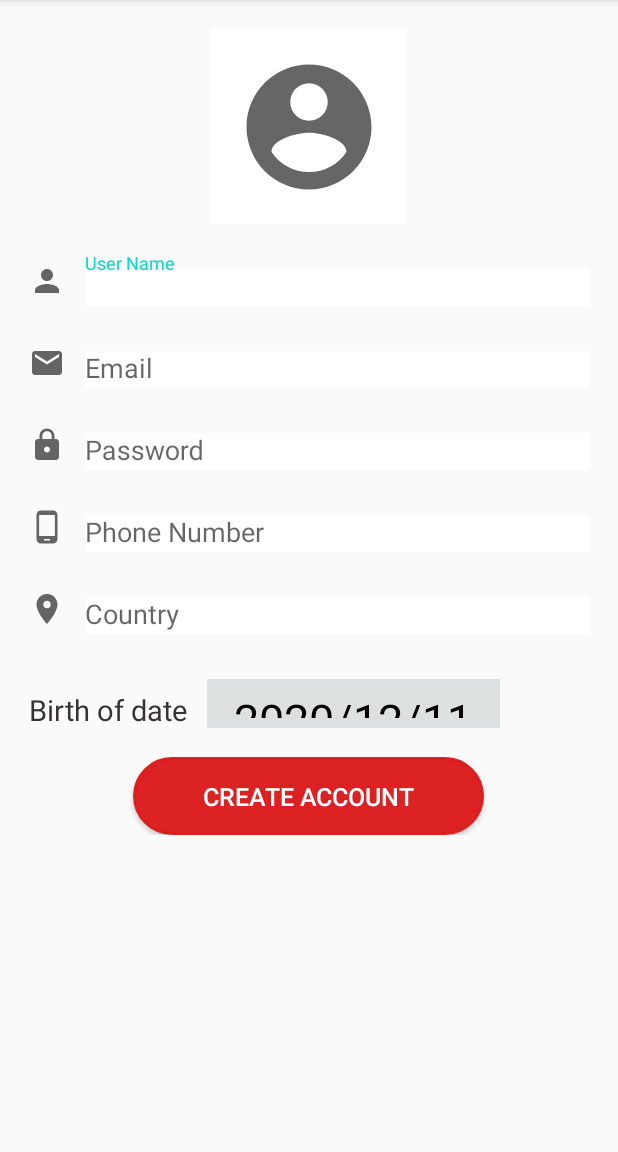
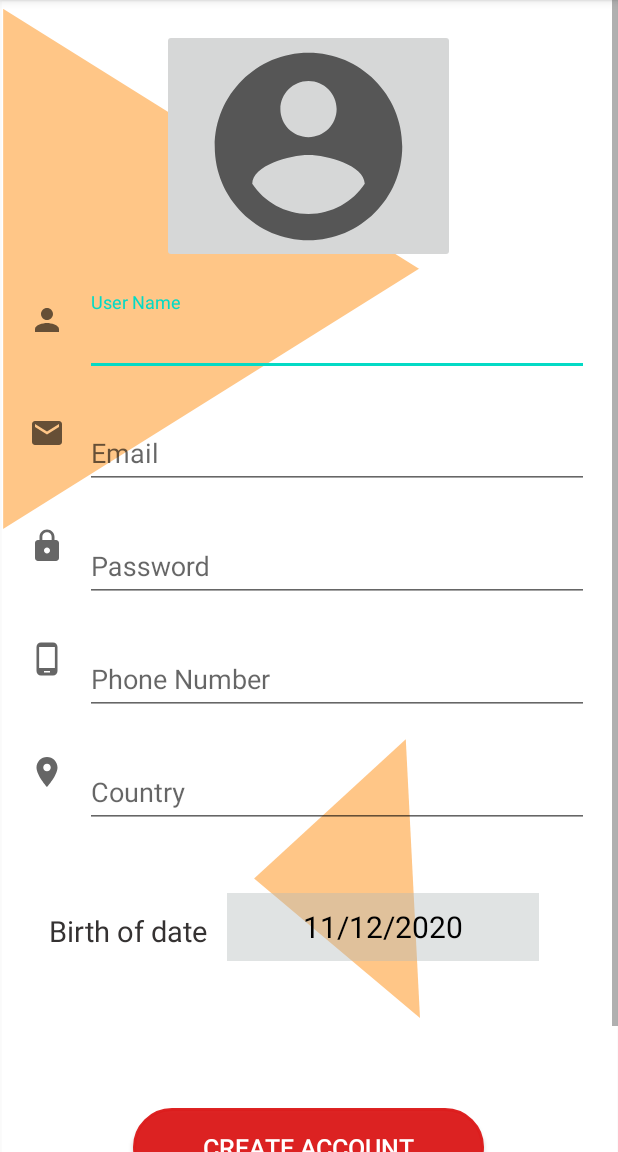
Before and after one commit to Esraa-Sayed/Good_Point, an Android app: the SignupActivity screen opened directly, with no data from a screen before it, on a phone screen of 412 x 824 dp, the part 84-1236 px from its top. Run offline under Robolectric (Android 15) with nearby library versions, the phone set to English and light mode, and no system bars; our stand-ins replace sdp/ssp sizes.

Commit message:
Fionish Siginup

```diff
--- a/app/src/main/java/com/helloworld/goodpoint/ui/SignupActivity.java
+++ b/app/src/main/java/com/helloworld/goodpoint/ui/SignupActivity.java
@@ -33,7 +33,7 @@
             @Override
             public void onClick(View view) {
                 DatePickerDialog dialog = new DatePickerDialog(
-                        LostObjectDetailsActivity.this,
+                        SignupActivity.this,
                         android.R.style.Theme_Holo_Light_Dialog_MinWidth,
                         DateSet,
                         year, month, Day
@@ -62,14 +62,13 @@
     }
 
     protected void inti() {
-
         DateT = findViewById(R.id.Date);
         Calendar cal = Calendar.getInstance();//To get today's date
         year = cal.get(Calendar.YEAR);
         month = cal.get(Calendar.MONTH);
         Day = cal.get(Calendar.DAY_OF_MONTH);
-        String todayDate = year + "/" + (month + 1) + "/" + Day;
-        DateT.setText(todayDate);
+        String TodayDate =  Day+ "/" + (month + 1) + "/" + year;
+        DateT.setText(TodayDate);
 
     }
 }
--- a/app/src/main/res/drawable/account_circle.xml
+++ /dev/null
@@ -1,13 +0,0 @@
-<?xml version="1.0" encoding="utf-8"?>
-<vector xmlns:android="http://schemas.android.com/apk/res/android"
-        android:width="100dp"
-        android:height="100dp"
-        android:viewportWidth="24"
-        android:viewportHeight="24"
-
-        android:tint="?attr/colorControlNormal">
-        <path
-            android:fillColor="@android:color/white"
-            android:pathData="M12,2C6.48,2 2,6.48 2,12s4.48,10 10,10 10,-4.48 10,-10S17.52,2 12,2zM12,5c1.66,0 3,1.34 3,3s-1.34,3 -3,3 -3,-1.34 -3,-3 1.34,-3 3,-3zM12,19.2c-2.5,0 -4.71,-1.28 -6,-3.22 0.03,-1.99 4,-3.08 6,-3.08 1.99,0 5.97,1.09 6,3.08 -1.29,1.94 -3.5,3.22 -6,3.22z"/>
-
-</vector>
--- /dev/null
+++ b/app/src/main/res/drawable/ic_background.xml
@@ -0,0 +1,25 @@
+<vector xmlns:android="http://schemas.android.com/apk/res/android"
+    android:width="619dp"
+    android:height="722dp"
+    android:viewportWidth="619"
+    android:viewportHeight="722">
+  <group>
+    <clip-path
+        android:pathData="M0,0h619v722h-619z"/>
+    <path
+        android:pathData="M2.5,1.5h615v720h-615z"
+        android:strokeWidth="1.33333"
+        android:fillColor="#FFFFFF"
+        android:strokeColor="#FFFFFF"/>
+    <path
+        android:pathData="M2.5,4.5 L421.5,168.5 2.5,332.5Z"
+        android:strokeWidth="1.33333"
+        android:fillColor="#FFC687"
+        android:fillType="evenOdd"
+        android:strokeColor="#FFFFFF"/>
+    <path
+        android:pathData="M254.514,550.548 L406.43,463.389 420.669,637.952Z"
+        android:fillColor="#FFC687"
+        android:fillType="evenOdd"/>
+  </group>
+</vector>
--- /dev/null
+++ b/app/src/main/res/drawable/ic_baseline_account_circle_150.xml
@@ -0,0 +1,5 @@
+<vector android:height="150dp" android:tint="?attr/colorControlNormal"
+    android:viewportHeight="24" android:viewportWidth="24"
+    android:width="150dp" xmlns:android="http://schemas.android.com/apk/res/android">
+    <path android:fillColor="@android:color/white" android:pathData="M12,2C6.48,2 2,6.48 2,12s4.48,10 10,10 10,-4.48 10,-10S17.52,2 12,2zM12,5c1.66,0 3,1.34 3,3s-1.34,3 -3,3 -3,-1.34 -3,-3 1.34,-3 3,-3zM12,19.2c-2.5,0 -4.71,-1.28 -6,-3.22 0.03,-1.99 4,-3.08 6,-3.08 1.99,0 5.97,1.09 6,3.08 -1.29,1.94 -3.5,3.22 -6,3.22z"/>
+</vector>
--- a/app/src/main/res/drawable/ic_baseline_account_circle_24.xml
+++ /dev/null
@@ -1,10 +0,0 @@
-<vector xmlns:android="http://schemas.android.com/apk/res/android"
-    android:width="24dp"
-    android:height="24dp"
-    android:viewportWidth="24"
-    android:viewportHeight="24"
-    android:tint="?attr/colorControlNormal">
-  <path
-      android:fillColor="@android:color/white"
-      android:pathData="M12,2C6.48,2 2,6.48 2,12s4.48,10 10,10 10,-4.48 10,-10S17.52,2 12,2zM12,5c1.66,0 3,1.34 3,3s-1.34,3 -3,3 -3,-1.34 -3,-3 1.34,-3 3,-3zM12,19.2c-2.5,0 -4.71,-1.28 -6,-3.22 0.03,-1.99 4,-3.08 6,-3.08 1.99,0 5.97,1.09 6,3.08 -1.29,1.94 -3.5,3.22 -6,3.22z"/>
-</vector>
--- a/app/src/main/res/layout/activity_signup.xml
+++ b/app/src/main/res/layout/activity_signup.xml
@@ -6,18 +6,18 @@
     android:layout_height="match_parent"
     tools:context=".ui.SignupActivity"
     android:layout_gravity="center"
-    android:layout_margin="@dimen/_15sdp"
-    >
+    android:background="@drawable/ic_background">
     <LinearLayout
         android:layout_width="match_parent"
         android:layout_height="match_parent"
-    android:orientation="vertical">
+        android:orientation="vertical"
+        android:layout_margin="@dimen/_15sdp">
 
         <ImageButton
-        android:layout_width="@dimen/_100sdp"
-        android:layout_height="@dimen/_100sdp"
-        android:src="@drawable/account_circle"
-        android:background="#ffffff"
+            android:layout_width="@dimen/_150sdp"
+            android:layout_height="@dimen/_120sdp"
+            android:src="@drawable/ic_baseline_account_circle_150"
+
             android:layout_gravity="center"/>
         <LinearLayout
             android:layout_width="match_parent"
@@ -40,7 +40,7 @@
                     android:layout_height="wrap_content"
                     android:hint="@string/UserName"
                     android:inputType="text"
-                android:background="#ffffff"
+
                     />
             </com.google.android.material.textfield.TextInputLayout>
         </LinearLayout>
@@ -63,7 +63,7 @@
                     android:layout_width="match_parent"
                     android:layout_height="wrap_content"
                     android:hint="@string/Email"
-                android:background="#ffffff"
+
                     android:inputType="textEmailAddress"/>
             </com.google.android.material.textfield.TextInputLayout>
         </LinearLayout>
@@ -85,7 +85,6 @@
                     android:layout_width="match_parent"
                     android:layout_height="wrap_content"
                     android:hint="@string/Password"
-                android:background="#ffffff"
                     android:inputType="textWebPassword"/>
             </com.google.android.material.textfield.TextInputLayout>
         </LinearLayout>
@@ -107,7 +106,7 @@
                     android:layout_width="match_parent"
                     android:layout_height="wrap_content"
                     android:hint="@string/PhoneNumber"
-                android:background="#ffffff"/>
+                    />
             </com.google.android.material.textfield.TextInputLayout>
         </LinearLayout>
         <LinearLayout
@@ -128,38 +127,41 @@
                     android:layout_width="match_parent"
                     android:layout_height="wrap_content"
                     android:hint="@string/Country"
-                android:background="#ffffff"/>
+                    />
             </com.google.android.material.textfield.TextInputLayout>
         </LinearLayout>
         <LinearLayout
             android:layout_width="match_parent"
             android:layout_height="wrap_content"
             android:orientation="horizontal"
-        android:layout_marginTop="@dimen/_15sdp">
+            android:layout_marginTop="@dimen/_15sdp"
+            android:padding="@dimen/_10ssp">
             <TextView
                 android:layout_width="wrap_content"
                 android:layout_height="wrap_content"
                 android:textSize="@dimen/_15sdp"
                 android:textColor="#353232"
+                android:layout_marginTop="@dimen/_10sdp"
                 android:text="@string/BirthOfDate"/>
             <TextView
                 android:id="@+id/Date"
-            android:layout_width="@dimen/_150sdp"
-            android:layout_height="@dimen/_25sdp"
+                android:layout_width="@dimen/_160sdp"
+                android:layout_height="@dimen/_35sdp"
                 android:layout_marginLeft="@dimen/_10sdp"
                 android:padding="@dimen/_5sdp"
                 android:textColor="@android:color/black"
-            android:textSize="30dp"
+                android:textSize="20dp"
                 android:gravity="center"
                 android:layout_marginTop="@dimen/_8sdp"
                 android:background="#66B1BABA"/>
         </LinearLayout>
         <LinearLayout
             android:layout_width="match_parent"
-        android:layout_height="wrap_content"
+            android:layout_height="@dimen/_150sdp"
             android:orientation="horizontal"
-        android:layout_marginTop="@dimen/_15sdp"
-        android:gravity="center">
+            android:layout_marginTop="@dimen/_10sdp"
+            android:gravity="center"
+            android:padding="@dimen/_5ssp">
             <Button
                 android:layout_width="@dimen/_180sdp"
                 android:layout_height="@dimen/_40sdp"
```
Lines whose indentation alone changed are shown as unchanged.
